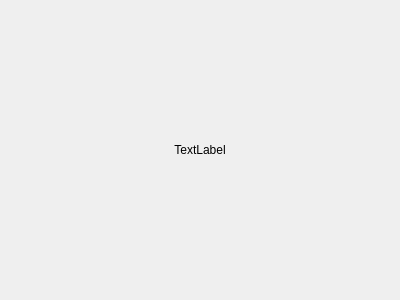
vicr123/bnbnav, file bnbnav-frontend/splashwidget.ui: the form before one commit.
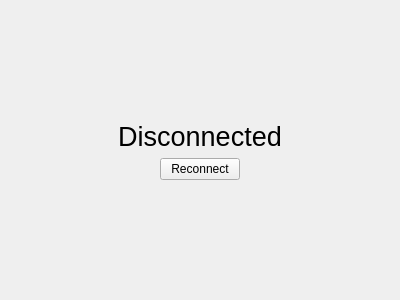
The form after the commit. The open tabs and pages were chosen to show the change.

The edit to the form file:
```diff
--- a/bnbnav-frontend/splashwidget.ui
+++ b/bnbnav-frontend/splashwidget.ui
@@ -16,7 +16,10 @@
   <layout class="QVBoxLayout" name="verticalLayout">
    <item>
     <widget class="QStackedWidget" name="stackedWidget">
-     <widget class="QWidget" name="page">
+     <property name="currentIndex">
+      <number>0</number>
+     </property>
+     <widget class="QWidget" name="splashPage">
       <layout class="QVBoxLayout" name="verticalLayout_2">
        <item>
         <widget class="QLabel" name="logoLabel">
@@ -30,7 +33,88 @@
        </item>
       </layout>
      </widget>
-     <widget class="QWidget" name="page_2"/>
+     <widget class="QWidget" name="disconnectPage">
+      <layout class="QVBoxLayout" name="verticalLayout_3">
+       <item>
+        <spacer name="verticalSpacer_2">
+         <property name="orientation">
+          <enum>Qt::Vertical</enum>
+         </property>
+         <property name="sizeHint" stdset="0">
+          <size>
+           <width>20</width>
+           <height>90</height>
+          </size>
+         </property>
+        </spacer>
+       </item>
+       <item>
+        <widget class="QLabel" name="label">
+         <property name="font">
+          <font>
+           <pointsize>20</pointsize>
+          </font>
+         </property>
+         <property name="text">
+          <string>Disconnected</string>
+         </property>
+         <property name="alignment">
+          <set>Qt::AlignCenter</set>
+         </property>
+        </widget>
+       </item>
+       <item>
+        <layout class="QHBoxLayout" name="horizontalLayout">
+         <item>
+          <spacer name="horizontalSpacer">
+           <property name="orientation">
+            <enum>Qt::Horizontal</enum>
+           </property>
+           <property name="sizeHint" stdset="0">
+            <size>
+             <width>40</width>
+             <height>20</height>
+            </size>
+           </property>
+          </spacer>
+         </item>
+         <item>
+          <widget class="QPushButton" name="reconnectButton">
+           <property name="text">
+            <string>Reconnect</string>
+           </property>
+          </widget>
+         </item>
+         <item>
+          <spacer name="horizontalSpacer_2">
+           <property name="orientation">
+            <enum>Qt::Horizontal</enum>
+           </property>
+           <property name="sizeHint" stdset="0">
+            <size>
+             <width>40</width>
+             <height>20</height>
+            </size>
+           </property>
+          </spacer>
+         </item>
+        </layout>
+       </item>
+       <item>
+        <spacer name="verticalSpacer">
+         <property name="orientation">
+          <enum>Qt::Vertical</enum>
+         </property>
+         <property name="sizeHint" stdset="0">
+          <size>
+           <width>20</width>
+           <height>90</height>
+          </size>
+         </property>
+        </spacer>
+       </item>
+      </layout>
+     </widget>
     </widget>
    </item>
   </layout>
```
